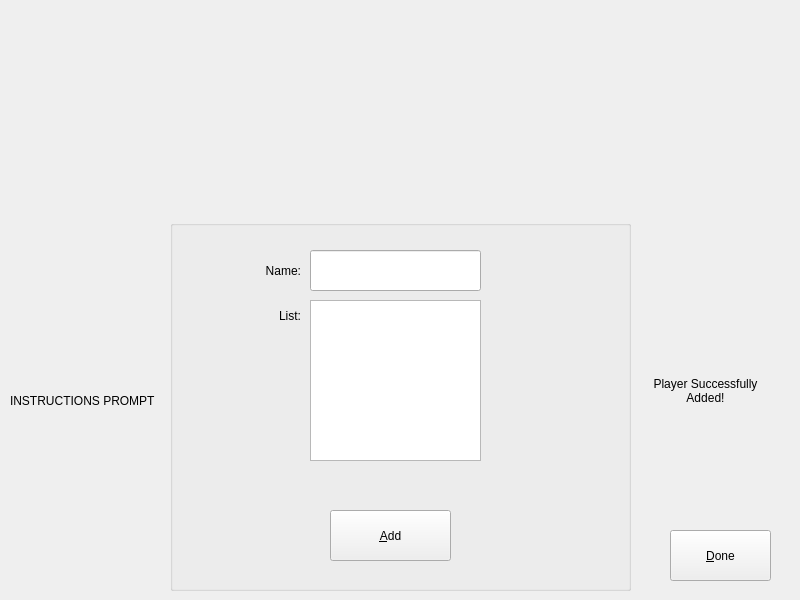
Old version of the form ui/mainwindow.ui in the repository RLogan-CSDev/Secret-Santa.
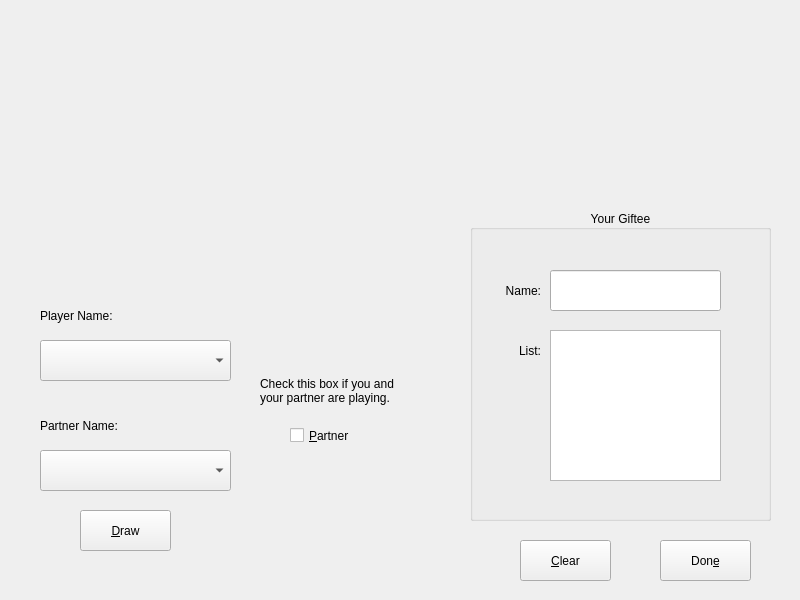
New version of the form. The open tabs and pages were chosen to show the change. Icons and pictures are not drawn.

Commit message: removed unnecessary ui, replaced with stacked widget

```diff
--- a/ui/mainwindow.ui
+++ b/ui/mainwindow.ui
@@ -18,39 +18,23 @@
     <normaloff>:/icons/santa_icon.png</normaloff>:/icons/santa_icon.png</iconset>
   </property>
   <widget class="QWidget" name="centralwidget">
-   <widget class="QPushButton" name="btnDone">
+   <widget class="QStackedWidget" name="stackedWidget">
     <property name="geometry">
      <rect>
-      <x>670</x>
-      <y>530</y>
-      <width>101</width>
-      <height>51</height>
+      <x>0</x>
+      <y>0</y>
+      <width>801</width>
+      <height>601</height>
      </rect>
     </property>
-    <property name="text">
-     <string>&amp;Done</string>
+    <property name="currentIndex">
+     <number>0</number>
     </property>
-   </widget>
-   <widget class="QLabel" name="lblInstructions">
-    <property name="geometry">
-     <rect>
-      <x>10</x>
-      <y>220</y>
-      <width>151</width>
-      <height>361</height>
-     </rect>
-    </property>
-    <property name="text">
-     <string>INSTRUCTIONS PROMPT</string>
-    </property>
-    <property name="wordWrap">
-     <bool>true</bool>
-    </property>
-   </widget>
+    <widget class="QWidget" name="setupPage">
    <widget class="QLabel" name="lblAddVerify">
     <property name="geometry">
      <rect>
-      <x>650</x>
+        <x>660</x>
       <y>360</y>
       <width>111</width>
       <height>61</height>
@@ -69,7 +53,7 @@
    <widget class="QGroupBox" name="groupBox">
     <property name="geometry">
      <rect>
-      <x>170</x>
+        <x>180</x>
       <y>220</y>
       <width>461</width>
       <height>371</height>
@@ -147,10 +131,39 @@
      </property>
     </widget>
    </widget>
+     <widget class="QLabel" name="lblInstructions">
+      <property name="geometry">
+       <rect>
+        <x>20</x>
+        <y>220</y>
+        <width>151</width>
+        <height>361</height>
+       </rect>
+      </property>
+      <property name="text">
+       <string>INSTRUCTIONS PROMPT</string>
+      </property>
+      <property name="wordWrap">
+       <bool>true</bool>
+      </property>
+     </widget>
+     <widget class="QPushButton" name="btnDone">
+      <property name="geometry">
+       <rect>
+        <x>680</x>
+        <y>530</y>
+        <width>101</width>
+        <height>51</height>
+       </rect>
+      </property>
+      <property name="text">
+       <string>&amp;Done</string>
+      </property>
+     </widget>
    <widget class="QLabel" name="lblImage">
     <property name="geometry">
      <rect>
-      <x>230</x>
+        <x>240</x>
       <y>10</y>
       <width>341</width>
       <height>211</height>
@@ -162,6 +175,204 @@
     <property name="text">
      <string/>
     </property>
+     </widget>
+    </widget>
+    <widget class="QWidget" name="revealPage">
+     <widget class="QLabel" name="lblNameChoosing">
+      <property name="geometry">
+       <rect>
+        <x>40</x>
+        <y>300</y>
+        <width>191</width>
+        <height>31</height>
+       </rect>
+      </property>
+      <property name="text">
+       <string>Player Name:</string>
+      </property>
+     </widget>
+     <widget class="QPushButton" name="btnDraw">
+      <property name="geometry">
+       <rect>
+        <x>80</x>
+        <y>510</y>
+        <width>91</width>
+        <height>41</height>
+       </rect>
+      </property>
+      <property name="text">
+       <string>&amp;Draw</string>
+      </property>
+     </widget>
+     <widget class="QPushButton" name="btnClear">
+      <property name="geometry">
+       <rect>
+        <x>520</x>
+        <y>540</y>
+        <width>91</width>
+        <height>41</height>
+       </rect>
+      </property>
+      <property name="text">
+       <string>&amp;Clear</string>
+      </property>
+     </widget>
+     <widget class="QLabel" name="lblHasPartner">
+      <property name="geometry">
+       <rect>
+        <x>260</x>
+        <y>360</y>
+        <width>141</width>
+        <height>61</height>
+       </rect>
+      </property>
+      <property name="text">
+       <string>Check this box if you and your partner are playing.</string>
+      </property>
+      <property name="wordWrap">
+       <bool>true</bool>
+      </property>
+     </widget>
+     <widget class="QGroupBox" name="grpAssign">
+      <property name="geometry">
+       <rect>
+        <x>470</x>
+        <y>210</y>
+        <width>301</width>
+        <height>311</height>
+       </rect>
+      </property>
+      <property name="title">
+       <string>Your Giftee</string>
+      </property>
+      <property name="alignment">
+       <set>Qt::AlignmentFlag::AlignCenter</set>
+      </property>
+      <widget class="QTextEdit" name="txtListAssign">
+       <property name="geometry">
+        <rect>
+         <x>80</x>
+         <y>120</y>
+         <width>171</width>
+         <height>151</height>
+        </rect>
+       </property>
+       <property name="readOnly">
+        <bool>true</bool>
+       </property>
+      </widget>
+      <widget class="QLineEdit" name="txtNameAssign">
+       <property name="geometry">
+        <rect>
+         <x>80</x>
+         <y>60</y>
+         <width>171</width>
+         <height>41</height>
+        </rect>
+       </property>
+       <property name="readOnly">
+        <bool>true</bool>
+       </property>
+      </widget>
+      <widget class="QLabel" name="lblNameAssign">
+       <property name="geometry">
+        <rect>
+         <x>10</x>
+         <y>60</y>
+         <width>61</width>
+         <height>41</height>
+        </rect>
+       </property>
+       <property name="text">
+        <string>Name:</string>
+       </property>
+       <property name="alignment">
+        <set>Qt::AlignmentFlag::AlignRight|Qt::AlignmentFlag::AlignTrailing|Qt::AlignmentFlag::AlignVCenter</set>
+       </property>
+      </widget>
+      <widget class="QLabel" name="lblListAssign">
+       <property name="geometry">
+        <rect>
+         <x>10</x>
+         <y>120</y>
+         <width>61</width>
+         <height>41</height>
+        </rect>
+       </property>
+       <property name="text">
+        <string>List:</string>
+       </property>
+       <property name="alignment">
+        <set>Qt::AlignmentFlag::AlignRight|Qt::AlignmentFlag::AlignTrailing|Qt::AlignmentFlag::AlignVCenter</set>
+       </property>
+      </widget>
+     </widget>
+     <widget class="QLabel" name="lblPartner">
+      <property name="geometry">
+       <rect>
+        <x>40</x>
+        <y>410</y>
+        <width>191</width>
+        <height>31</height>
+       </rect>
+      </property>
+      <property name="text">
+       <string>Partner Name:</string>
+      </property>
+     </widget>
+     <widget class="QPushButton" name="btnDone_2">
+      <property name="geometry">
+       <rect>
+        <x>660</x>
+        <y>540</y>
+        <width>91</width>
+        <height>41</height>
+       </rect>
+      </property>
+      <property name="text">
+       <string>Don&amp;e</string>
+      </property>
+     </widget>
+     <widget class="QComboBox" name="cboNameChoosing">
+      <property name="geometry">
+       <rect>
+        <x>40</x>
+        <y>340</y>
+        <width>191</width>
+        <height>41</height>
+       </rect>
+      </property>
+     </widget>
+     <widget class="QComboBox" name="cboPartner">
+      <property name="geometry">
+       <rect>
+        <x>40</x>
+        <y>450</y>
+        <width>191</width>
+        <height>41</height>
+       </rect>
+      </property>
+     </widget>
+     <widget class="QCheckBox" name="chkHasPartner">
+      <property name="enabled">
+       <bool>true</bool>
+      </property>
+      <property name="geometry">
+       <rect>
+        <x>290</x>
+        <y>420</y>
+        <width>61</width>
+        <height>31</height>
+       </rect>
+      </property>
+      <property name="text">
+       <string>&amp;Partner</string>
+      </property>
+      <property name="tristate">
+       <bool>false</bool>
+      </property>
+     </widget>
+    </widget>
    </widget>
   </widget>
  </widget>
```
Lines whose indentation alone changed are shown as unchanged. The commit also changes 6 other files.
